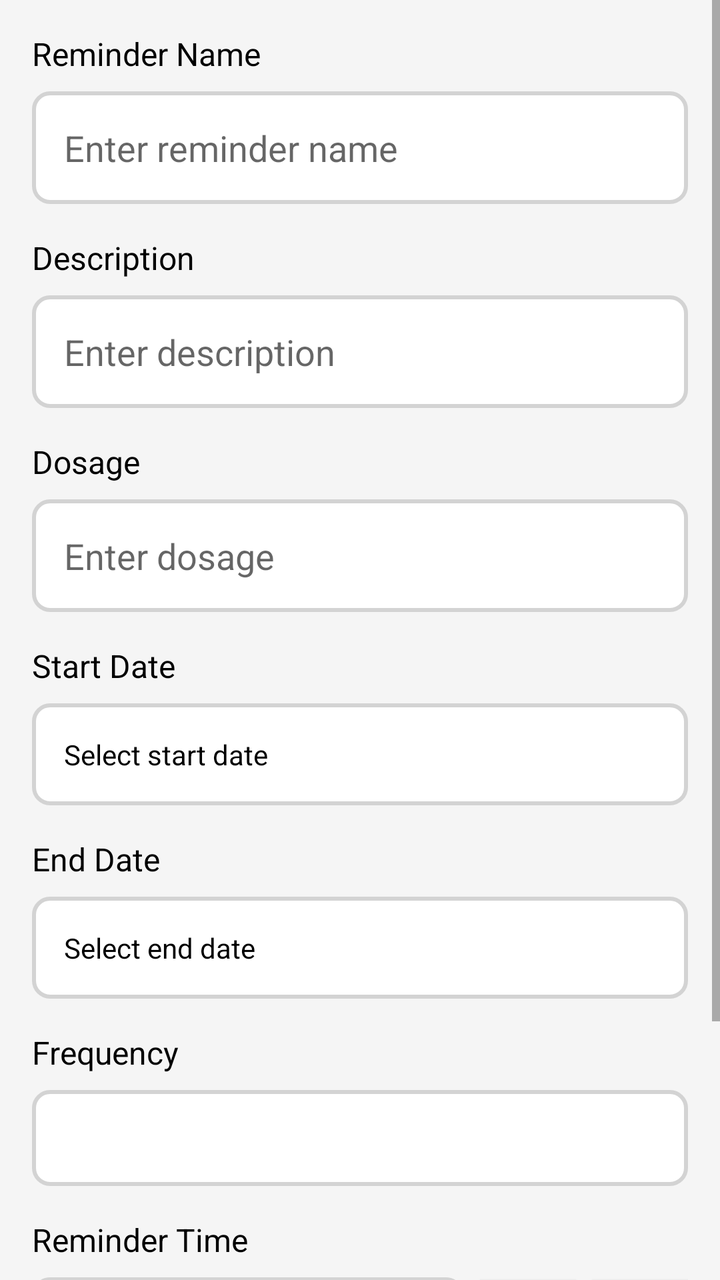
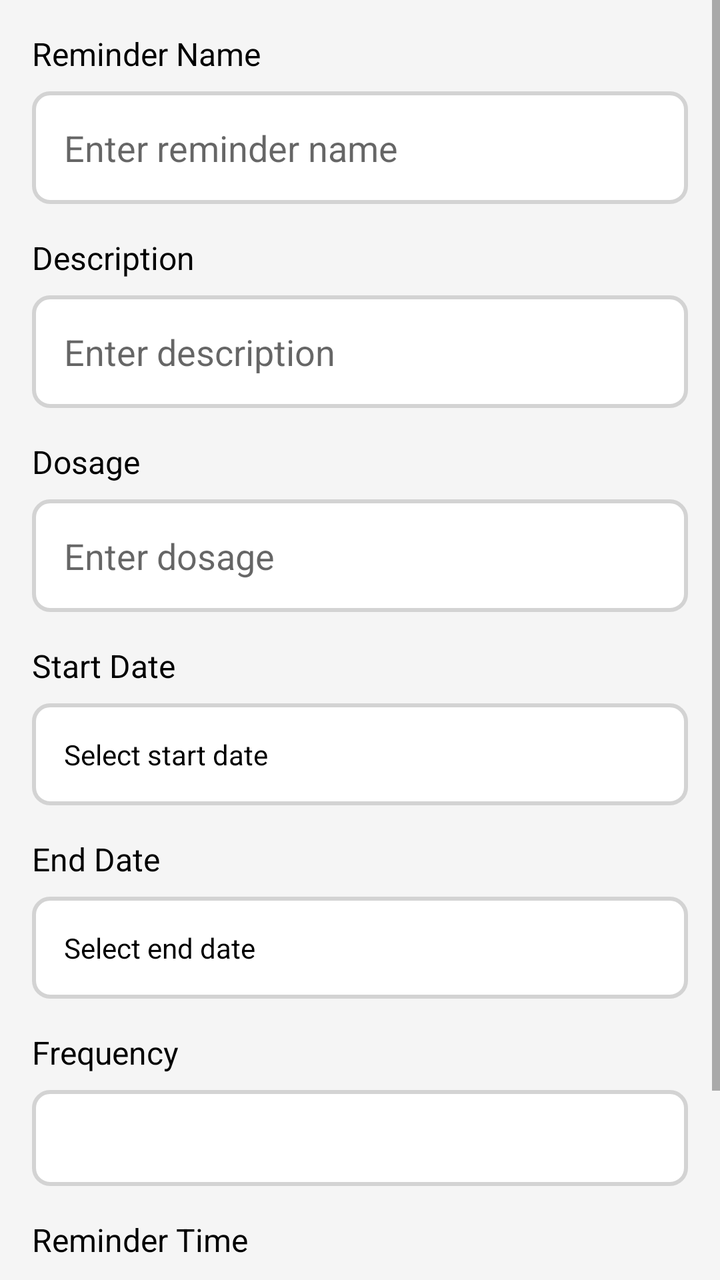

An Android layout rendered at two revisions. The XML below is the earlier revision; the diff shows what the commit changed to produce the second picture.
<!-- AndroidManifest.xml: application theme Theme.MyApplication -->
<!-- res/layout/create_reminder.xml -->
<ScrollView xmlns:android="http://schemas.android.com/apk/res/android"
    android:layout_width="match_parent"
    android:layout_height="match_parent"
    android:fillViewport="true"
    android:background="#f5f5f5">

    <LinearLayout
        android:layout_width="match_parent"
        android:layout_height="wrap_content"
        android:orientation="vertical"
        android:padding="16dp">

        
        <TextView
            android:id="@+id/textViewNameLabel"
            android:layout_width="match_parent"
            android:layout_height="wrap_content"
            android:text="Reminder Name"
            android:textSize="16sp"
            android:paddingBottom="8dp"
            android:textColor="#000000" />

        <EditText
            android:id="@+id/editTextName"
            android:layout_width="match_parent"
            android:layout_height="wrap_content"
            android:hint="Enter reminder name"
            android:padding="16dp"
            android:background="@drawable/edit_text_border"
            android:minHeight="48dp"
            android:textColor="#000000" />

        
        <TextView
            android:id="@+id/textViewDescriptionLabel"
            android:layout_width="match_parent"
            android:layout_height="wrap_content"
            android:text="Description"
            android:textSize="16sp"
            android:paddingTop="16dp"
            android:paddingBottom="8dp"
            android:textColor="#000000" />

        <EditText
            android:id="@+id/editTextDescription"
            android:layout_width="match_parent"
            android:layout_height="wrap_content"
            android:hint="Enter description"
            android:padding="16dp"
            android:background="@drawable/edit_text_border"
            android:minHeight="48dp"
            android:textColor="#000000" />

        
        <TextView
            android:id="@+id/textViewDosageLabel"
            android:layout_width="match_parent"
            android:layout_height="wrap_content"
            android:text="Dosage"
            android:textSize="16sp"
            android:paddingTop="16dp"
            android:paddingBottom="8dp"
            android:textColor="#000000" />

        <EditText
            android:id="@+id/editTextDosage"
            android:layout_width="match_parent"
            android:layout_height="wrap_content"
            android:hint="Enter dosage"
            android:padding="16dp"
            android:background="@drawable/edit_text_border"
            android:minHeight="48dp"
            android:textColor="#000000" />

        
        <TextView
            android:id="@+id/textViewStartDateLabel"
            android:layout_width="match_parent"
            android:layout_height="wrap_content"
            android:text="Start Date"
            android:textSize="16sp"
            android:paddingTop="16dp"
            android:paddingBottom="8dp"
            android:textColor="#000000" />

        <TextView
            android:id="@+id/textViewStartDateValue"
            android:layout_width="match_parent"
            android:layout_height="wrap_content"
            android:text="Select start date"
            android:background="@drawable/edit_text_border"
            android:padding="16dp"
            android:minHeight="48dp"
            android:clickable="true"
            android:focusable="true"
            android:textColor="#000000" />

        
        <TextView
            android:id="@+id/textViewEndDateLabel"
            android:layout_width="match_parent"
            android:layout_height="wrap_content"
            android:text="End Date"
            android:textSize="16sp"
            android:paddingTop="16dp"
            android:paddingBottom="8dp"
            android:textColor="#000000" />

        <TextView
            android:id="@+id/textViewEndDateValue"
            android:layout_width="match_parent"
            android:layout_height="wrap_content"
            android:text="Select end date"
            android:background="@drawable/edit_text_border"
            android:padding="16dp"
            android:minHeight="48dp"
            android:clickable="true"
            android:focusable="true"
            android:textColor="#000000" />

        
        <TextView
            android:id="@+id/textViewFrequencyLabel"
            android:layout_width="match_parent"
            android:layout_height="wrap_content"
            android:text="Frequency"
            android:textSize="16sp"
            android:paddingTop="16dp"
            android:paddingBottom="8dp"
            android:textColor="#000000" />

        <Spinner
            android:id="@+id/spinnerFrequency"
            android:layout_width="match_parent"
            android:layout_height="wrap_content"
            android:padding="16dp"
            android:background="@drawable/edit_text_border"
            android:minHeight="48dp"
            android:textColor="#000000" />

        
        <TextView
            android:id="@+id/textViewReminderTimeLabel"
            android:layout_width="match_parent"
            android:layout_height="wrap_content"
            android:text="Reminder Time"
            android:textSize="16sp"
            android:paddingTop="16dp"
            android:paddingBottom="8dp"
            android:textColor="#000000" />
        <include
            layout="@layout/time_picker_item"
            android:layout_width="match_parent"
            android:layout_height="wrap_content" />

        
        <LinearLayout
            android:id="@+id/linearLayoutTimes"
            android:layout_width="match_parent"
            android:layout_height="wrap_content"
            android:orientation="vertical"
            android:paddingTop="8dp" />

        
        <Button
            android:id="@+id/buttonCreateReminder"
            android:layout_width="match_parent"
            android:layout_height="wrap_content"
            android:text="Create Reminder"
            android:layout_marginTop="32dp"
            android:padding="16dp"
            android:background="#FF4081"
            android:textColor="#FFFFFF"
            android:textSize="18sp" />

    </LinearLayout>
</ScrollView>
<!-- res/layout/time_picker_item.xml (included above) -->
<LinearLayout xmlns:android="http://schemas.android.com/apk/res/android"
    android:layout_width="match_parent"
    android:layout_height="wrap_content"
    android:orientation="horizontal"
    android:gravity="center_vertical">

    <TextView
        android:id="@+id/textViewTime"
        android:layout_width="0dp"
        android:layout_height="wrap_content"
        android:layout_weight="1"
        android:background="@drawable/edit_text_border"
        android:clickable="true"
        android:focusable="false"
        android:padding="16dp"
        android:text="Select Time"
        android:textColor="#000000"
        />

    <Button
        android:id="@+id/buttonAddTime"
        android:layout_width="wrap_content"
        android:layout_height="wrap_content"
        android:text="+"
        android:textSize="24sp"
        android:layout_marginStart="8dp"
        android:background="@color/colorPrimary"
        android:textColor="#FFFFFF"
        android:minWidth="48dp"
        android:minHeight="48dp"/>

    <Button
        android:id="@+id/buttonRemoveTime"
        android:layout_width="wrap_content"
        android:layout_height="wrap_content"
        android:text="-"
        android:textSize="24sp"
        android:layout_marginStart="8dp"
        android:background="@color/colorPrimary"
        android:textColor="#FFFFFF"
        android:minWidth="48dp"
        android:minHeight="48dp"/>


</LinearLayout>
<!-- resources referenced by this layout -->
<resources>
  <color name="colorPrimary">#e61010</color>
  <!-- drawable edit_text_border (drawable) -->
  <?xml version="1.0" encoding="utf-8"?>
  <shape xmlns:android="http://schemas.android.com/apk/res/android">
      <solid android:color="#FFFFFF"/>
      <stroke android:color="#D3D3D3" android:width="2dp"/>
      <corners android:radius="8dp"/>
      <padding android:left="8dp" android:top="8dp" android:right="8dp" android:bottom="8dp"/>
  </shape>
  <style name="Theme.MyApplication" parent="Theme.AppCompat.Light.DarkActionBar">
  
          <item name="android:statusBarColor">#f5f5f5</item>
          <item name="colorPrimary">@color/colorPrimary</item>
          <item name="colorPrimaryDark">@color/colorPrimaryDark</item>
          <item name="colorAccent">@color/colorAccent</item>
          <item name="buttonStyle">@style/MyButtonStyle</item>
          <item name="android:textAllCaps">false</item>
  
      </style>
  <color name="colorPrimaryDark">#3700B3</color>
  <color name="colorAccent">#ff9999</color>
  <style name="MyButtonStyle" parent="Widget.AppCompat.Button">
          <item name="android:backgroundTint">@color/colorPrimary</item>
      </style>
</resources>

<!-- the commit's change to res/layout/create_reminder.xml (unified diff, before → after) -->
@@ -148,10 +148,6 @@
             android:paddingTop="16dp"
             android:paddingBottom="8dp"
             android:textColor="#000000" />
-        <include
-            layout="@layout/time_picker_item"
-            android:layout_width="match_parent"
-            android:layout_height="wrap_content" />
 
         
         <LinearLayout
@@ -175,49 +171,3 @@
 
     </LinearLayout>
 </ScrollView>
-<!-- res/layout/time_picker_item.xml (included above) -->
-<LinearLayout xmlns:android="http://schemas.android.com/apk/res/android"
-    android:layout_width="match_parent"
-    android:layout_height="wrap_content"
-    android:orientation="horizontal"
-    android:gravity="center_vertical">
-
-    <TextView
-        android:id="@+id/textViewTime"
-        android:layout_width="0dp"
-        android:layout_height="wrap_content"
-        android:layout_weight="1"
-        android:background="@drawable/edit_text_border"
-        android:clickable="true"
-        android:focusable="false"
-        android:padding="16dp"
-        android:text="Select Time"
-        android:textColor="#000000"
-        />
-
-    <Button
-        android:id="@+id/buttonAddTime"
-        android:layout_width="wrap_content"
-        android:layout_height="wrap_content"
-        android:text="+"
-        android:textSize="24sp"
-        android:layout_marginStart="8dp"
-        android:background="@color/colorPrimary"
-        android:textColor="#FFFFFF"
-        android:minWidth="48dp"
-        android:minHeight="48dp"/>
-
-    <Button
-        android:id="@+id/buttonRemoveTime"
-        android:layout_width="wrap_content"
-        android:layout_height="wrap_content"
-        android:text="-"
-        android:textSize="24sp"
-        android:layout_marginStart="8dp"
-        android:background="@color/colorPrimary"
-        android:textColor="#FFFFFF"
-        android:minWidth="48dp"
-        android:minHeight="48dp"/>
-
-
-</LinearLayout>
<!-- resource entries referenced after the edit -->
@@ -1,6 +1,5 @@
 <!-- resources referenced by this layout -->
 <resources>
-  <color name="colorPrimary">#e61010</color>
   <!-- drawable edit_text_border (drawable) -->
   <?xml version="1.0" encoding="utf-8"?>
   <shape xmlns:android="http://schemas.android.com/apk/res/android">
@@ -19,6 +18,7 @@
           <item name="android:textAllCaps">false</item>
   
       </style>
+  <color name="colorPrimary">#e61010</color>
   <color name="colorPrimaryDark">#3700B3</color>
   <color name="colorAccent">#ff9999</color>
   <style name="MyButtonStyle" parent="Widget.AppCompat.Button">
